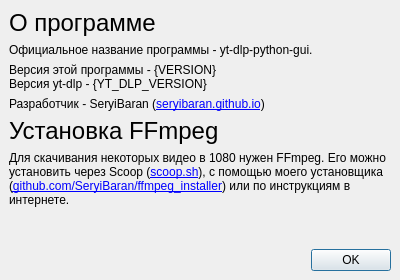
This is ui/about.ui in SeryiBaran/yt-dlp-python-gui as Qt 5 draws it before an edit. The edited form follows.
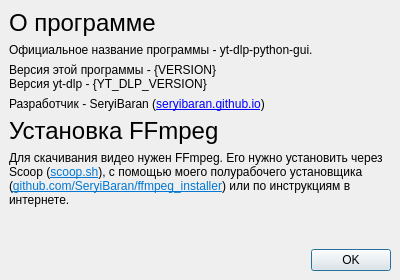
This is the edited form. Icons and pictures are not drawn.

Patch:
```diff
--- a/ui/about.ui
+++ b/ui/about.ui
@@ -98,7 +98,7 @@
       <item>
        <widget class="QLabel" name="label_5">
         <property name="text">
-         <string>&lt;html&gt;&lt;head/&gt;&lt;body&gt;&lt;p&gt;Для скачивания некоторых видео в 1080 нужен FFmpeg. Его можно установить через Scoop (&lt;a href=&quot;https://scoop.sh&quot;&gt;&lt;span&gt;scoop.sh&lt;/span&gt;&lt;/a&gt;), с помощью моего установщика (&lt;a href=&quot;https://github.com/SeryiBaran/ffmpeg_installer&quot;&gt;&lt;span&gt;github.com/SeryiBaran/ffmpeg_installer&lt;/span&gt;&lt;/a&gt;) или по инструкциям в интернете.&lt;/p&gt;&lt;/body&gt;&lt;/html&gt;</string>
+         <string>&lt;html&gt;&lt;head/&gt;&lt;body&gt;&lt;p&gt;Для скачивания видео нужен FFmpeg. Его нужно установить через Scoop (&lt;a href=&quot;https://scoop.sh&quot;&gt;&lt;span style=&quot; text-decoration: underline; color:#0078d4;&quot;&gt;scoop.sh&lt;/span&gt;&lt;/a&gt;), с помощью моего полурабочего установщика (&lt;a href=&quot;https://github.com/SeryiBaran/ffmpeg_installer&quot;&gt;&lt;span style=&quot; text-decoration: underline; color:#0078d4;&quot;&gt;github.com/SeryiBaran/ffmpeg_installer&lt;/span&gt;&lt;/a&gt;) или по инструкциям в интернете.&lt;/p&gt;&lt;/body&gt;&lt;/html&gt;</string>
         </property>
         <property name="wordWrap">
          <bool>true</bool>
```
